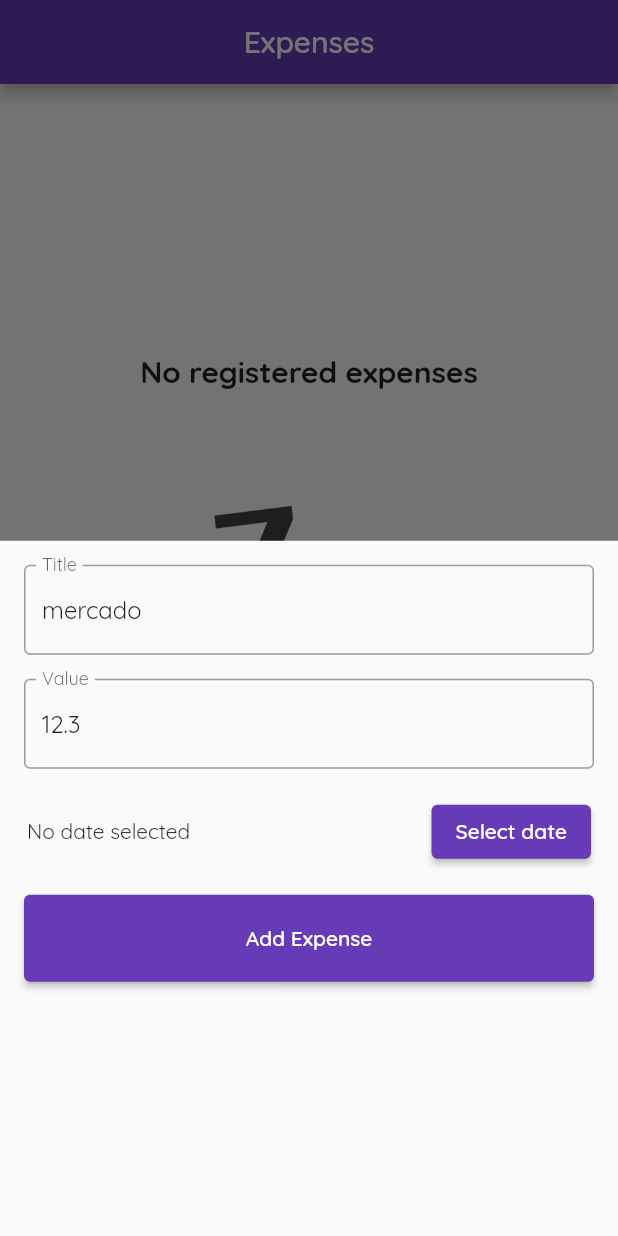
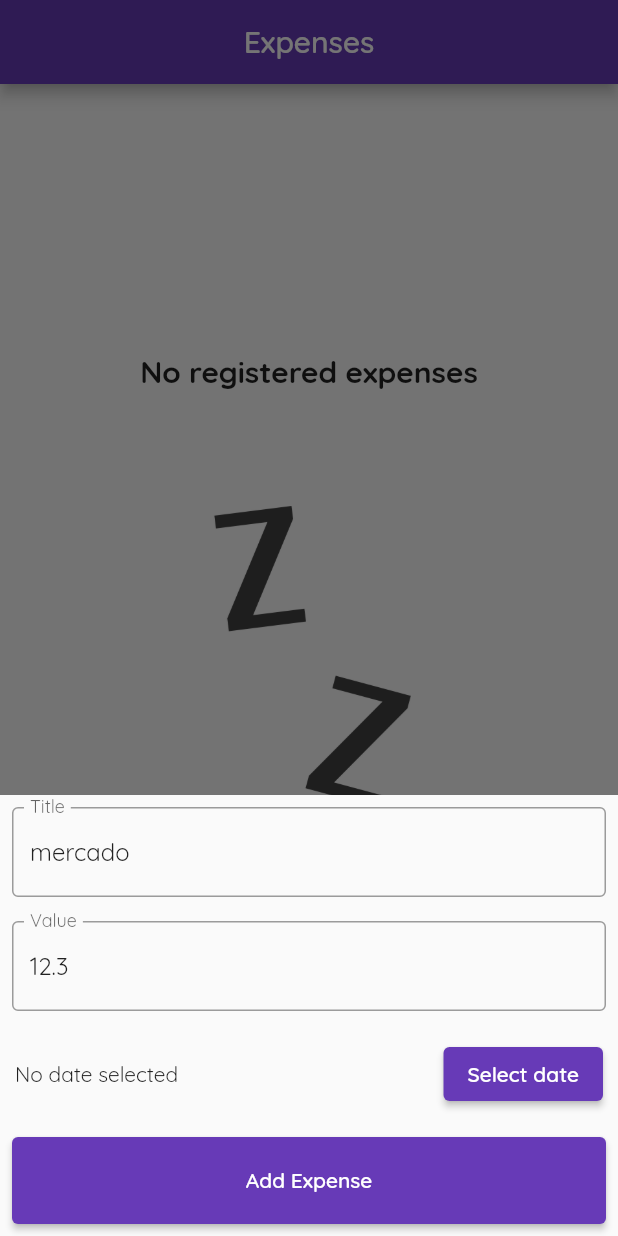
Before and after one commit to WillMV/PersonalExpenses-Flutter, a Flutter app: the screen it shows after launch, after a tap on the "add" icon, on a phone screen of 412 x 824 dp. Run offline on Flutter 3.47's test engine with Material 2 defaults, Android fonts, the phone set to English and light mode, and no system bars.

Commit message:
[fix]: Modal and form work in landscape

```diff
--- a/lib/main.dart
+++ b/lib/main.dart
@@ -73,6 +73,7 @@ class _MyHomePageState extends State<MyHomePage> {
         onPressed: () => {
           showModalBottomSheet(
             context: context,
+            isScrollControlled: true,
             builder: (context) => const ExpenseForm(),
           )
         },
--- a/lib/widgets/expense_form.dart
+++ b/lib/widgets/expense_form.dart
@@ -47,11 +47,14 @@ class _ExpenseFormState extends State<ExpenseForm> {
       }
     }
 
-    return Form(
+    return SingleChildScrollView(
+      child: Padding(
+        padding:
+            EdgeInsets.only(bottom: MediaQuery.of(context).viewInsets.bottom),
+        child: Form(
             key: formKey,
-        child: Padding(
-          padding: const EdgeInsets.all(8.0),
             child: Column(
+              mainAxisAlignment: MainAxisAlignment.start,
               children: [
                 Padding(
                   padding: const EdgeInsets.all(8.0),
@@ -108,7 +111,8 @@ class _ExpenseFormState extends State<ExpenseForm> {
                       ))),
                 )
               ],
+            )),
       ),
-        ));
+    );
   }
 }
```
Lines whose indentation alone changed are shown as unchanged.
